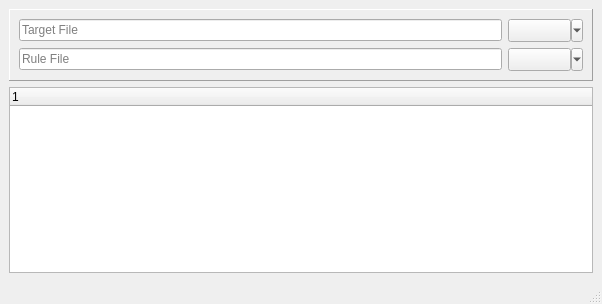
This is src/ui/main_window.ui in vaginessa/yaragui as Qt 5 draws it before an edit. The edited form follows.
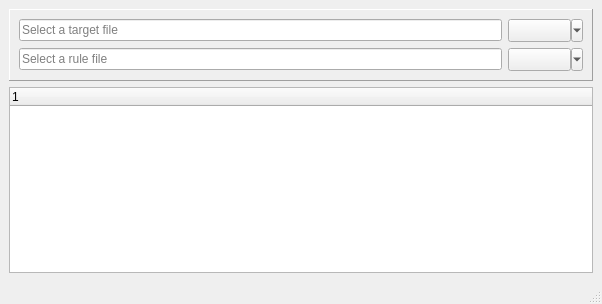
This is the edited form.

Commit message: Improve match panel UI.

What changed in the file:
```diff
--- a/src/ui/main_window.ui
+++ b/src/ui/main_window.ui
@@ -32,7 +32,7 @@
             <bool>true</bool>
            </property>
            <property name="placeholderText">
-            <string>Target File</string>
+            <string>Select a target file</string>
            </property>
           </widget>
          </item>
@@ -62,7 +62,7 @@
             <bool>true</bool>
            </property>
            <property name="placeholderText">
-            <string>Rule File</string>
+            <string>Select a rule file</string>
            </property>
           </widget>
          </item>
```
The commit also changes 5 other files.
